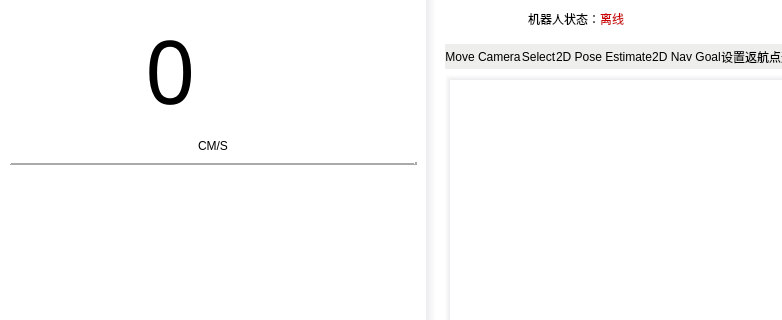
First picture: the form in ui/main_window.ui, repository chengyangkj/Ros_Qt5_Gui_App, before the edit; both pictures show x 0 to 782 and y 0 to 320 of the 1266 by 656 pixel window.
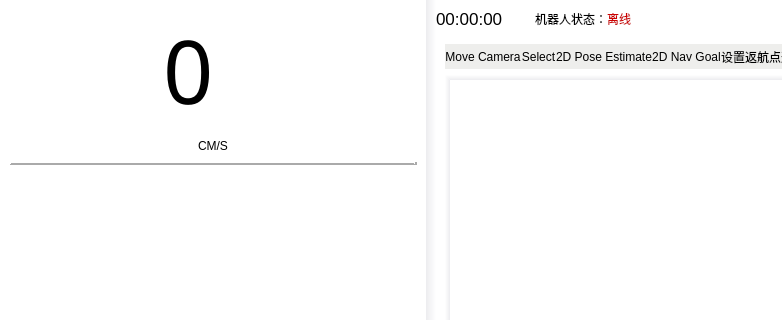
Second picture: the form after the edit. The open tabs and pages were chosen to show the change. Icons and pictures are not drawn.

Patch:
```diff
--- a/ui/main_window.ui
+++ b/ui/main_window.ui
@@ -77,27 +77,25 @@
            <number>0</number>
           </property>
           <widget class="QWidget" name="page_6">
-           <layout class="QVBoxLayout" name="verticalLayout_9">
-            <item>
              <layout class="QVBoxLayout" name="verticalLayout_8">
               <item>
-               <layout class="QHBoxLayout" name="horizontalLayout_8">
-                <item>
-                 <spacer name="horizontalSpacer_8">
-                  <property name="orientation">
-                   <enum>Qt::Horizontal</enum>
-                  </property>
-                  <property name="sizeHint" stdset="0">
-                   <size>
-                    <width>40</width>
-                    <height>20</height>
-                   </size>
-                  </property>
-                 </spacer>
-                </item>
-                <item>
                  <layout class="QVBoxLayout" name="verticalLayout_2">
                   <item>
+               <layout class="QHBoxLayout" name="horizontalLayout_6">
+                <item>
+                 <spacer name="horizontalSpacer_8">
+                  <property name="orientation">
+                   <enum>Qt::Horizontal</enum>
+                  </property>
+                  <property name="sizeHint" stdset="0">
+                   <size>
+                    <width>40</width>
+                    <height>20</height>
+                   </size>
+                  </property>
+                 </spacer>
+                </item>
+                <item>
                    <widget class="QLabel" name="label_speed">
                     <property name="minimumSize">
                      <size>
@@ -126,7 +124,22 @@
                    </widget>
                   </item>
                   <item>
-                   <layout class="QHBoxLayout" name="horizontalLayout_6">
+                 <spacer name="horizontalSpacer_7">
+                  <property name="orientation">
+                   <enum>Qt::Horizontal</enum>
+                  </property>
+                  <property name="sizeHint" stdset="0">
+                   <size>
+                    <width>40</width>
+                    <height>20</height>
+                   </size>
+                  </property>
+                 </spacer>
+                </item>
+               </layout>
+              </item>
+              <item>
+               <layout class="QHBoxLayout" name="horizontalLayout_8">
                     <item>
                      <spacer name="horizontalSpacer_9">
                       <property name="orientation">
@@ -168,23 +181,6 @@
                     </item>
                    </layout>
                   </item>
-                 </layout>
-                </item>
-                <item>
-                 <spacer name="horizontalSpacer_7">
-                  <property name="orientation">
-                   <enum>Qt::Horizontal</enum>
-                  </property>
-                  <property name="sizeHint" stdset="0">
-                   <size>
-                    <width>40</width>
-                    <height>20</height>
-                   </size>
-                  </property>
-                 </spacer>
-                </item>
-               </layout>
-              </item>
               <item>
                <widget class="QFrame" name="frame_2">
                 <property name="styleSheet">
@@ -657,8 +653,13 @@
                    <height>0</height>
                   </size>
                  </property>
+                 <property name="font">
+                  <font>
+                   <pointsize>13</pointsize>
+                  </font>
+                 </property>
                  <property name="text">
-                  <string/>
+                  <string>00:00:00</string>
                  </property>
                 </widget>
                </item>
```
Left out of the diff: 34 changed lines with no effect on the pictures. Lines whose indentation alone changed are shown as unchanged.
